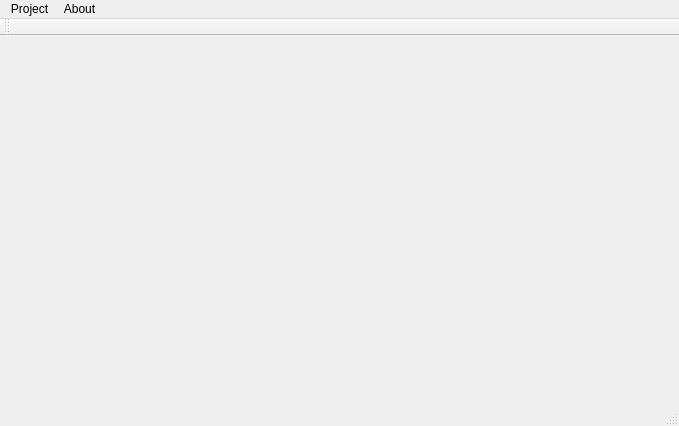
The window that ui/TimeTrackingApp.ui (aseiis/epochplusplus) describes before a commit, drawn with Qt 5.
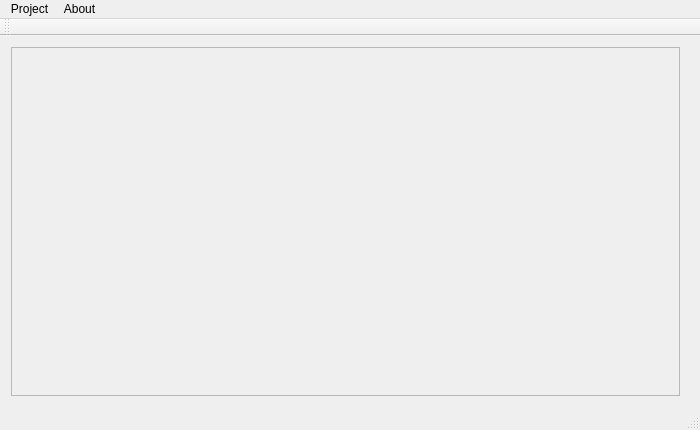
The same window after the commit.

Commit message: updated layout into a well-sized scrollable area

```diff
--- a/ui/TimeTrackingApp.ui
+++ b/ui/TimeTrackingApp.ui
@@ -6,8 +6,8 @@
    <rect>
     <x>0</x>
     <y>0</y>
-    <width>679</width>
-    <height>426</height>
+    <width>700</width>
+    <height>430</height>
    </rect>
   </property>
   <property name="windowTitle">
@@ -19,13 +19,27 @@
      <rect>
       <x>0</x>
       <y>0</y>
-      <width>671</width>
+      <width>691</width>
       <height>371</height>
      </rect>
     </property>
     <layout class="QHBoxLayout" name="MainContainer">
      <item>
-      <layout class="QVBoxLayout" name="ProjectsLayout"/>
+      <widget class="QScrollArea" name="scrollArea">
+       <property name="widgetResizable">
+        <bool>true</bool>
+       </property>
+       <widget class="QWidget" name="scrollAreaWidgetContents">
+        <property name="geometry">
+         <rect>
+          <x>0</x>
+          <y>0</y>
+          <width>687</width>
+          <height>367</height>
+         </rect>
+        </property>
+       </widget>
+      </widget>
      </item>
     </layout>
    </widget>
@@ -44,7 +58,7 @@
     <rect>
      <x>0</x>
      <y>0</y>
-     <width>679</width>
+     <width>700</width>
      <height>21</height>
     </rect>
    </property>
```
The commit also changes 4 other files.
